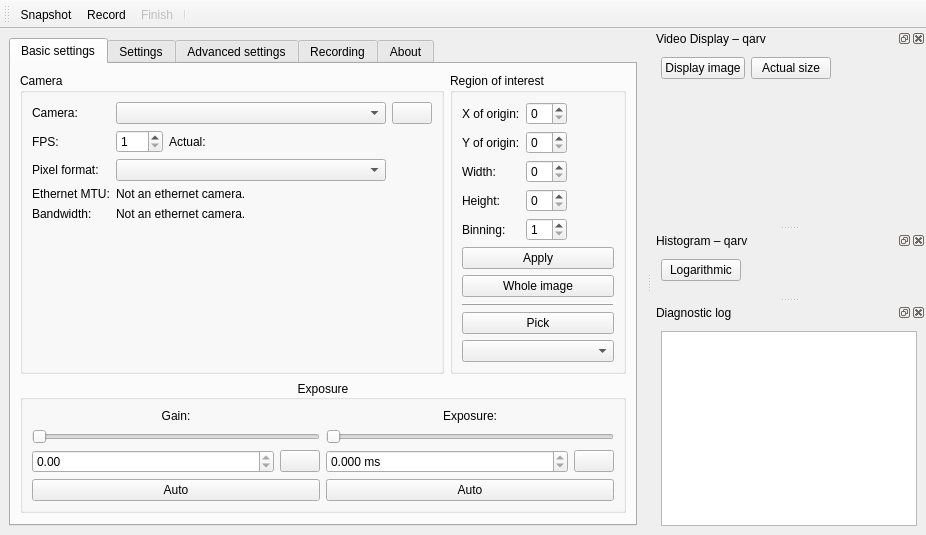
First picture: the form in src/mainwindow.ui, repository AD-Vega/qarv, before the edit.
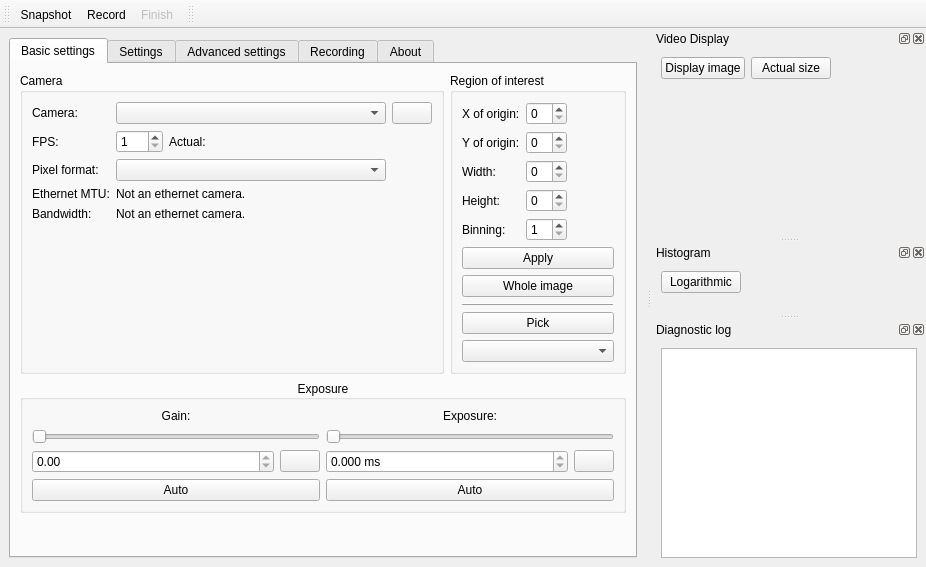
Second picture: the form after the edit. Icons and pictures are not drawn. Custom widgets are drawn as their Qt base class.

Commit message: Strings and translations.

```diff
--- a/src/mainwindow.ui
+++ b/src/mainwindow.ui
@@ -7,7 +7,7 @@
     <x>0</x>
     <y>0</y>
     <width>926</width>
-    <height>534</height>
+    <height>567</height>
    </rect>
   </property>
   <property name="windowTitle">
@@ -982,7 +982,7 @@
   </widget>
   <widget class="QDockWidget" name="videodock">
    <property name="windowTitle">
-    <string>Video Display – qarv</string>
+    <string>Video Display</string>
    </property>
    <attribute name="dockWidgetArea">
     <number>2</number>
@@ -1063,7 +1063,7 @@
   </widget>
   <widget class="QDockWidget" name="histogramdock">
    <property name="windowTitle">
-    <string>Histogram – qarv</string>
+    <string>Histogram</string>
    </property>
    <attribute name="dockWidgetArea">
     <number>2</number>
@@ -1165,7 +1165,17 @@
    <addaction name="snapshotAction"/>
    <addaction name="recordAction"/>
    <addaction name="closeFileAction"/>
-   <addaction name="separator"/>
+  </widget>
+  <widget class="QToolBar" name="subwindowToolbar">
+   <property name="windowTitle">
+    <string>Subwindows</string>
+   </property>
+   <attribute name="toolBarArea">
+    <enum>TopToolBarArea</enum>
+   </attribute>
+   <attribute name="toolBarBreak">
+    <bool>false</bool>
+   </attribute>
   </widget>
   <action name="snapshotAction">
    <property name="icon">
```
Left out of the diff: 24 changed lines with no effect on the pictures. The commit also changes 2 other files.
